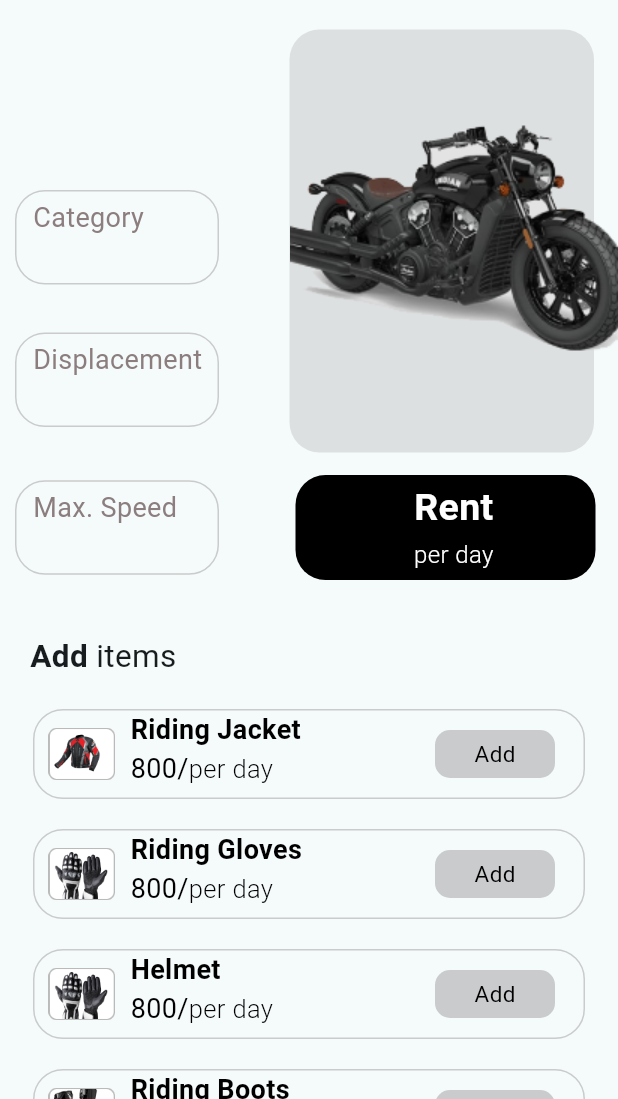
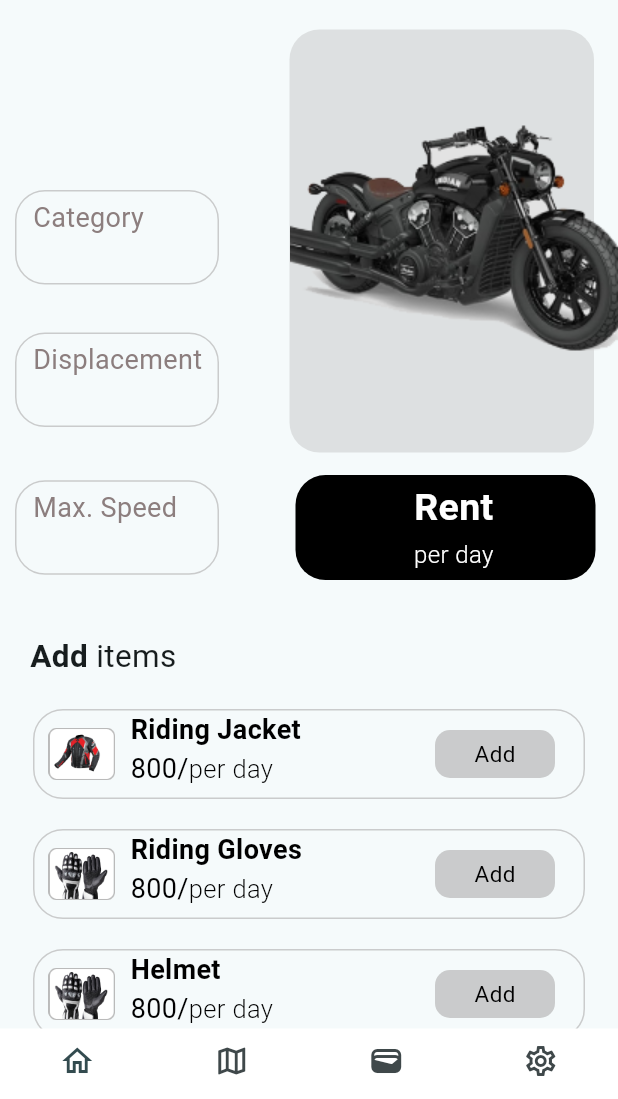
Before and after one commit to DoDoxD1/flutter-bike-rental, a Flutter app: the BikePage screen opened directly with empty values, on a phone screen of 412 x 824 dp, the part 137-1236 px from its top. Run offline on Flutter 3.47's test engine with Material 2 defaults, Android fonts, the phone set to English and light mode, and no system bars; missing offline and left inert: dart:ffi.

Commit message:
page routing

```diff
--- a/lib/BikePage/AppBar.dart
+++ b/lib/BikePage/AppBar.dart
@@ -11,7 +11,11 @@ class MyAppBar extends StatelessWidget {
       child: Row(
         mainAxisAlignment: MainAxisAlignment.spaceEvenly,
         children: [
-          Image(image: AssetImage("assets/img.png"), height: 30, width: 29,),
+          GestureDetector(
+              onTap: (){
+                Navigator.pop(context);
+              },
+              child: Image(image: AssetImage("assets/img.png"), height: 30, width: 29,)),
           Container(
               decoration: BoxDecoration(
                   border: Border.all(
--- a/lib/BikePage/BikeDetails.dart
+++ b/lib/BikePage/BikeDetails.dart
@@ -1,4 +1,5 @@
 import 'package:bike_rentals/Bike.dart';
+import 'package:bike_rentals/CheckoutPage/CheckoutPage.dart';
 import 'package:flutter/material.dart';
 
 class BikeDetails extends StatelessWidget {
@@ -106,7 +107,14 @@ class BikeDetails extends StatelessWidget {
                     Text(bike.maxSpeed,style: const TextStyle(fontSize: 18,fontWeight: FontWeight.w400,color: Colors.black),),
                   ],),
               ),
-              Container(
+              GestureDetector(
+                onTap: (){
+                  Navigator.push(
+                      context,
+                      MaterialPageRoute(builder: (context) => const CheckoutPage())
+                  );
+                },
+                child: Container(
                   height: 70,
                   width: 200,
                   padding: const EdgeInsets.only(left: 11),
@@ -126,6 +134,7 @@ class BikeDetails extends StatelessWidget {
                         ],)
                     ],),
                 ),
+              ),
             ],),
         )
       ],
--- a/lib/BikePage/BikePage.dart
+++ b/lib/BikePage/BikePage.dart
@@ -12,7 +12,9 @@ class BikePage extends StatelessWidget {
 
   @override
   Widget build(BuildContext context) {
-    return SingleChildScrollView(
+    return Scaffold(
+        resizeToAvoidBottomInset : false,
+        body: SafeArea(child: SingleChildScrollView(
       child: Column(
         children: [
           MyAppBar(title: "Bike Details"),
@@ -27,6 +29,22 @@ class BikePage extends StatelessWidget {
           )
         ],
       ),
-    );
+    )),
+        bottomNavigationBar: NavigationBarTheme(
+    data: NavigationBarThemeData(
+    indicatorColor: Colors.transparent,
+        labelTextStyle: MaterialStateProperty.all(TextStyle(fontSize: 0))
+    ),
+    child: NavigationBar(
+    height: 47,
+    backgroundColor: Colors.white,
+    destinations: const [
+    NavigationDestination(icon: Icon(Icons.home_outlined), label: "Home"),
+    NavigationDestination(icon: Icon(Icons.map_outlined), label: "Map"),
+    NavigationDestination(icon: Icon(Icons.wallet_outlined), label: "Wallet"),
+    NavigationDestination(icon: Icon(Icons.settings_outlined), label: "Settings"),
+    ],
+    ),
+    ),);
   }
 }
```
Also changed, not shown: lib/CheckoutPage/CheckoutPage.dart (added, +46 -0 lines), lib/CheckoutPage/CheckoutPgae.dart (deleted, +0 -28 lines), lib/CheckoutPage/CouponTab.dart (+7 -5 lines), lib/HomePage/MyHomePage.dart (+20 -2 lines), lib/HomePage/PopularItems.dart (+15 -12 lines), lib/HomePage/RecentlyViewed.dart (+11 -2 lines), lib/main.dart (+2 -21 lines). Lines whose indentation alone changed are shown as unchanged.
